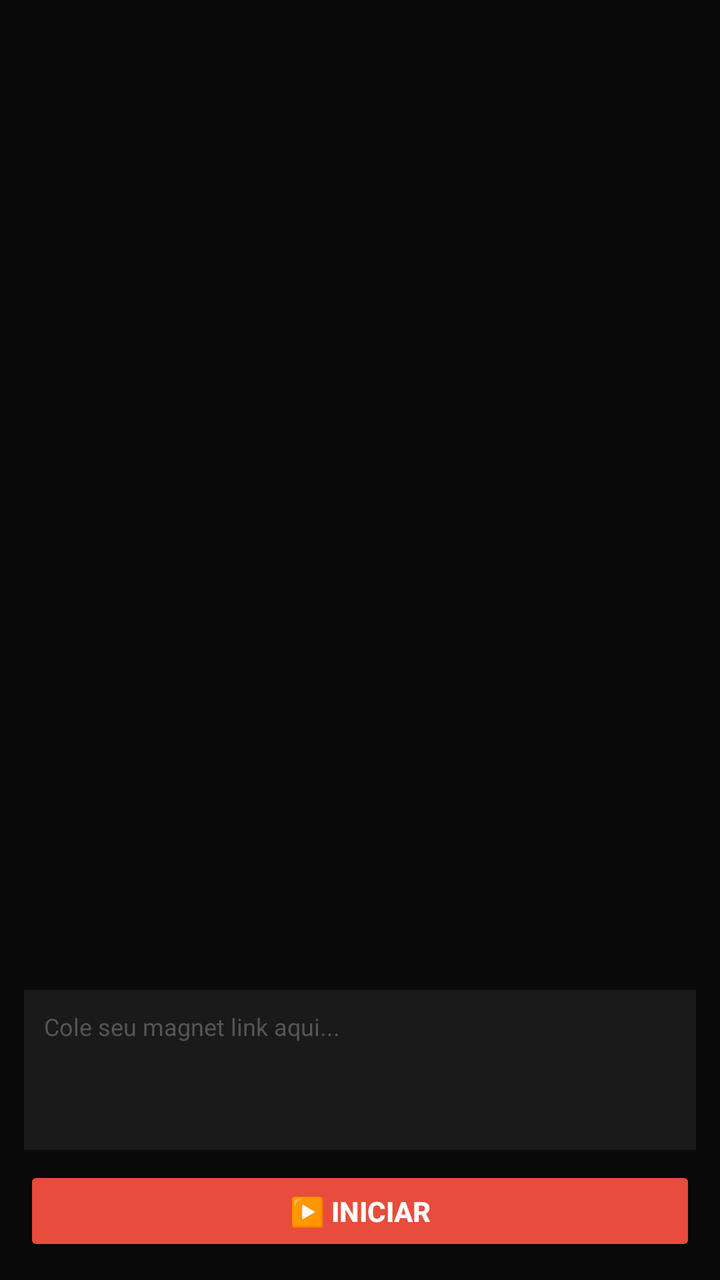
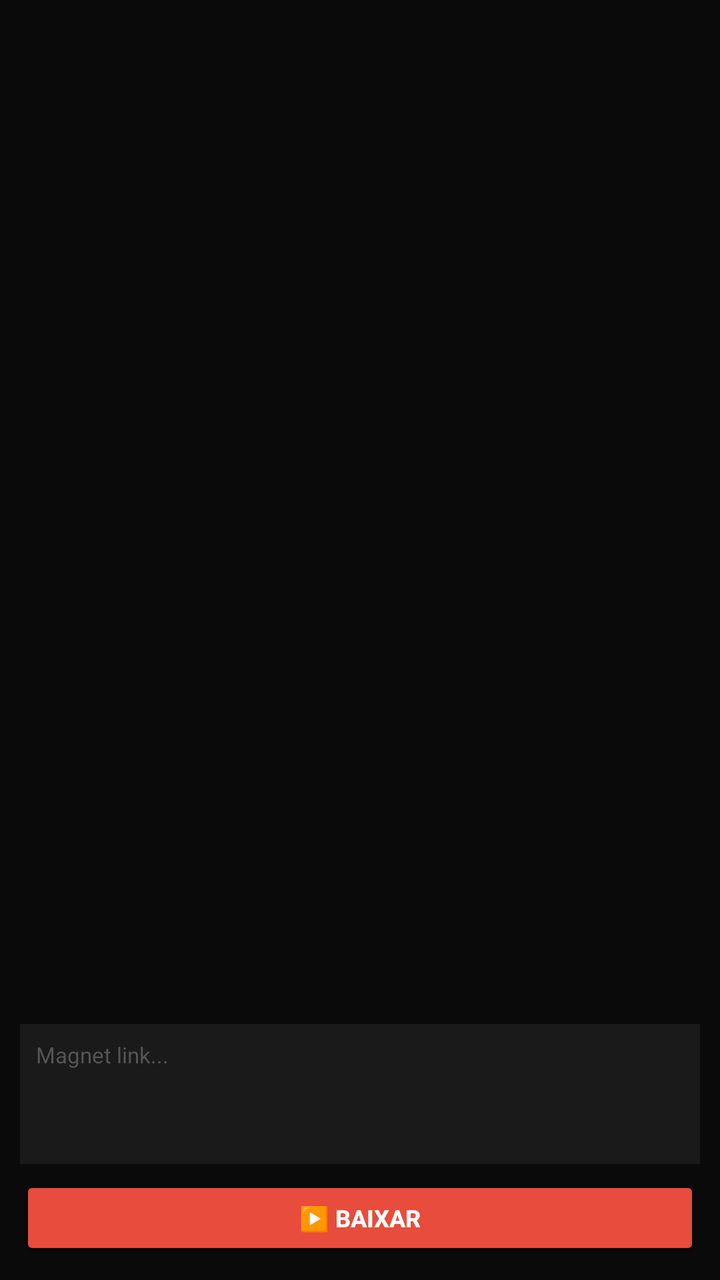

The first picture is an Android layout as it rendered before a commit; the second is the same layout after the commit. The layout source and the unified diff follow.
<!-- AndroidManifest.xml: application theme Theme.AppCompat.NoActionBar -->
<!-- res/layout/activity_main.xml -->
<?xml version="1.0" encoding="utf-8"?>
<FrameLayout xmlns:android="http://schemas.android.com/apk/res/android"
    android:layout_width="match_parent"
    android:layout_height="match_parent"
    android:background="#0a0a0a">
    
    <VideoView
        android:id="@+id/video_view"
        android:layout_width="match_parent"
        android:layout_height="match_parent"
        android:visibility="gone" />
    
    <ScrollView
        android:id="@+id/log_scroll"
        android:layout_width="match_parent"
        android:layout_height="match_parent"
        android:padding="12dp">
        
        <TextView
            android:id="@+id/log_text"
            android:layout_width="match_parent"
            android:layout_height="wrap_content"
            android:textColor="#4ecb71"
            android:textSize="10sp"
            android:fontFamily="monospace" />
    </ScrollView>
    
    <LinearLayout
        android:id="@+id/control_panel"
        android:layout_width="match_parent"
        android:layout_height="wrap_content"
        android:layout_gravity="bottom"
        android:orientation="vertical"
        android:padding="12dp"
        android:background="#cc0a0a0a">
        
        <EditText
            android:id="@+id/magnet_input"
            android:layout_width="match_parent"
            android:layout_height="80dp"
            android:background="#1a1a1a"
            android:gravity="top"
            android:hint="Cole seu magnet link aqui..."
            android:textColorHint="#555"
            android:inputType="textMultiLine"
            android:padding="10dp"
            android:textColor="#fff"
            android:textSize="12sp" />
        
        <LinearLayout
            android:layout_width="match_parent"
            android:layout_height="wrap_content"
            android:orientation="horizontal"
            android:layout_marginTop="8dp">
            
            <Button
                android:id="@+id/btn_play"
                android:layout_width="0dp"
                android:layout_height="45dp"
                android:layout_weight="1"
                android:backgroundTint="#e74c3c"
                android:text="▶️ INICIAR"
                android:textColor="#fff"
                android:textStyle="bold" />
            
            <Button
                android:id="@+id/btn_stop"
                android:layout_width="0dp"
                android:layout_height="45dp"
                android:layout_weight="1"
                android:layout_marginStart="6dp"
                android:backgroundTint="#555"
                android:text="⏹️ PARAR"
                android:textColor="#fff"
                android:textStyle="bold"
                android:visibility="gone" />
        </LinearLayout>
        
        <ProgressBar
            android:id="@+id/buffer_bar"
            style="?android:attr/progressBarStyleHorizontal"
            android:layout_width="match_parent"
            android:layout_height="5dp"
            android:layout_marginTop="8dp"
            android:progressTint="#e74c3c"
            android:visibility="gone" />
        
        <LinearLayout
            android:id="@+id/stats_row"
            android:layout_width="match_parent"
            android:layout_height="wrap_content"
            android:layout_marginTop="8dp"
            android:orientation="horizontal"
            android:visibility="gone">
            
            <LinearLayout
                android:layout_width="0dp"
                android:layout_height="wrap_content"
                android:layout_weight="1"
                android:gravity="center"
                android:orientation="vertical"
                android:background="#1a1a1a"
                android:padding="6dp"
                android:layout_marginLeft="2dp"
                android:layout_marginRight="2dp">
                <TextView android:id="@+id/stat_progress" android:layout_width="wrap_content" android:layout_height="wrap_content" android:text="0%" android:textColor="#e74c3c" android:textSize="14sp" android:textStyle="bold" />
                <TextView android:layout_width="wrap_content" android:layout_height="wrap_content" android:text="Progresso" android:textColor="#888" android:textSize="9sp" />
            </LinearLayout>
            
            <LinearLayout
                android:layout_width="0dp"
                android:layout_height="wrap_content"
                android:layout_weight="1"
                android:gravity="center"
                android:orientation="vertical"
                android:background="#1a1a1a"
                android:padding="6dp"
                android:layout_marginLeft="2dp"
                android:layout_marginRight="2dp">
                <TextView android:id="@+id/stat_speed" android:layout_width="wrap_content" android:layout_height="wrap_content" android:text="0 KB/s" android:textColor="#e74c3c" android:textSize="14sp" android:textStyle="bold" />
                <TextView android:layout_width="wrap_content" android:layout_height="wrap_content" android:text="Velocidade" android:textColor="#888" android:textSize="9sp" />
            </LinearLayout>
            
            <LinearLayout
                android:layout_width="0dp"
                android:layout_height="wrap_content"
                android:layout_weight="1"
                android:gravity="center"
                android:orientation="vertical"
                android:background="#1a1a1a"
                android:padding="6dp"
                android:layout_marginLeft="2dp"
                android:layout_marginRight="2dp">
                <TextView android:id="@+id/stat_peers" android:layout_width="wrap_content" android:layout_height="wrap_content" android:text="0" android:textColor="#e74c3c" android:textSize="14sp" android:textStyle="bold" />
                <TextView android:layout_width="wrap_content" android:layout_height="wrap_content" android:text="Peers UDP" android:textColor="#888" android:textSize="9sp" />
            </LinearLayout>
        </LinearLayout>
    </LinearLayout>
    
</FrameLayout>
<!-- resources referenced by this layout -->
<resources>

</resources>

<!-- the commit's change to res/layout/activity_main.xml (unified diff, before → after) -->
@@ -1,27 +1,23 @@
 <?xml version="1.0" encoding="utf-8"?>
-<FrameLayout xmlns:android="http://schemas.android.com/apk/res/android"
+<LinearLayout xmlns:android="http://schemas.android.com/apk/res/android"
     android:layout_width="match_parent"
     android:layout_height="match_parent"
+    android:orientation="vertical"
     android:background="#0a0a0a">
-    
-    <VideoView
-        android:id="@+id/video_view"
-        android:layout_width="match_parent"
-        android:layout_height="match_parent"
-        android:visibility="gone" />
     
     <ScrollView
         android:id="@+id/log_scroll"
         android:layout_width="match_parent"
-        android:layout_height="match_parent"
-        android:padding="12dp">
+        android:layout_height="0dp"
+        android:layout_weight="1"
+        android:padding="8dp">
         
         <TextView
             android:id="@+id/log_text"
             android:layout_width="match_parent"
             android:layout_height="wrap_content"
             android:textColor="#4ecb71"
-            android:textSize="10sp"
+            android:textSize="9sp"
             android:fontFamily="monospace" />
     </ScrollView>
     
@@ -29,50 +25,64 @@
         android:id="@+id/control_panel"
         android:layout_width="match_parent"
         android:layout_height="wrap_content"
-        android:layout_gravity="bottom"
         android:orientation="vertical"
-        android:padding="12dp"
+        android:padding="10dp"
         android:background="#cc0a0a0a">
         
         <EditText
             android:id="@+id/magnet_input"
             android:layout_width="match_parent"
-            android:layout_height="80dp"
+            android:layout_height="70dp"
             android:background="#1a1a1a"
             android:gravity="top"
-            android:hint="Cole seu magnet link aqui..."
+            android:hint="Magnet link..."
             android:textColorHint="#555"
             android:inputType="textMultiLine"
-            android:padding="10dp"
+            android:padding="8dp"
             android:textColor="#fff"
-            android:textSize="12sp" />
+            android:textSize="11sp" />
         
         <LinearLayout
             android:layout_width="match_parent"
             android:layout_height="wrap_content"
             android:orientation="horizontal"
-            android:layout_marginTop="8dp">
+            android:layout_marginTop="6dp">
             
             <Button
                 android:id="@+id/btn_play"
                 android:layout_width="0dp"
-                android:layout_height="45dp"
+                android:layout_height="42dp"
                 android:layout_weight="1"
                 android:backgroundTint="#e74c3c"
-                android:text="▶️ INICIAR"
+                android:text="▶️ BAIXAR"
                 android:textColor="#fff"
-                android:textStyle="bold" />
+                android:textStyle="bold"
+                android:textSize="12sp" />
+            
+            <Button
+                android:id="@+id/btn_watch"
+                android:layout_width="0dp"
+                android:layout_height="42dp"
+                android:layout_weight="1"
+                android:layout_marginStart="4dp"
+                android:backgroundTint="#4ecb71"
+                android:text="🎬 ASSISTIR"
+                android:textColor="#000"
+                android:textStyle="bold"
+                android:textSize="12sp"
+                android:visibility="gone" />
             
             <Button
                 android:id="@+id/btn_stop"
                 android:layout_width="0dp"
-                android:layout_height="45dp"
+                android:layout_height="42dp"
                 android:layout_weight="1"
-                android:layout_marginStart="6dp"
+                android:layout_marginStart="4dp"
                 android:backgroundTint="#555"
                 android:text="⏹️ PARAR"
                 android:textColor="#fff"
                 android:textStyle="bold"
+                android:textSize="12sp"
                 android:visibility="gone" />
         </LinearLayout>
         
@@ -80,8 +90,8 @@
             android:id="@+id/buffer_bar"
             style="?android:attr/progressBarStyleHorizontal"
             android:layout_width="match_parent"
-            android:layout_height="5dp"
-            android:layout_marginTop="8dp"
+            android:layout_height="4dp"
+            android:layout_marginTop="6dp"
             android:progressTint="#e74c3c"
             android:visibility="gone" />
         
@@ -89,7 +99,7 @@
             android:id="@+id/stats_row"
             android:layout_width="match_parent"
             android:layout_height="wrap_content"
-            android:layout_marginTop="8dp"
+            android:layout_marginTop="6dp"
             android:orientation="horizontal"
             android:visibility="gone">
             
@@ -100,11 +110,11 @@
                 android:gravity="center"
                 android:orientation="vertical"
                 android:background="#1a1a1a"
-                android:padding="6dp"
-                android:layout_marginLeft="2dp"
-                android:layout_marginRight="2dp">
-                <TextView android:id="@+id/stat_progress" android:layout_width="wrap_content" android:layout_height="wrap_content" android:text="0%" android:textColor="#e74c3c" android:textSize="14sp" android:textStyle="bold" />
-                <TextView android:layout_width="wrap_content" android:layout_height="wrap_content" android:text="Progresso" android:textColor="#888" android:textSize="9sp" />
+                android:padding="5dp"
+                android:layout_marginLeft="1dp"
+                android:layout_marginRight="1dp">
+                <TextView android:id="@+id/stat_progress" android:layout_width="wrap_content" android:layout_height="wrap_content" android:text="0%" android:textColor="#e74c3c" android:textSize="13sp" android:textStyle="bold" />
+                <TextView android:layout_width="wrap_content" android:layout_height="wrap_content" android:text="Prog" android:textColor="#888" android:textSize="8sp" />
             </LinearLayout>
             
             <LinearLayout
@@ -114,11 +124,11 @@
                 android:gravity="center"
                 android:orientation="vertical"
                 android:background="#1a1a1a"
-                android:padding="6dp"
-                android:layout_marginLeft="2dp"
-                android:layout_marginRight="2dp">
-                <TextView android:id="@+id/stat_speed" android:layout_width="wrap_content" android:layout_height="wrap_content" android:text="0 KB/s" android:textColor="#e74c3c" android:textSize="14sp" android:textStyle="bold" />
-                <TextView android:layout_width="wrap_content" android:layout_height="wrap_content" android:text="Velocidade" android:textColor="#888" android:textSize="9sp" />
+                android:padding="5dp"
+                android:layout_marginLeft="1dp"
+                android:layout_marginRight="1dp">
+                <TextView android:id="@+id/stat_speed" android:layout_width="wrap_content" android:layout_height="wrap_content" android:text="0" android:textColor="#e74c3c" android:textSize="13sp" android:textStyle="bold" />
+                <TextView android:layout_width="wrap_content" android:layout_height="wrap_content" android:text="Speed" android:textColor="#888" android:textSize="8sp" />
             </LinearLayout>
             
             <LinearLayout
@@ -128,13 +138,13 @@
                 android:gravity="center"
                 android:orientation="vertical"
                 android:background="#1a1a1a"
-                android:padding="6dp"
-                android:layout_marginLeft="2dp"
-                android:layout_marginRight="2dp">
-                <TextView android:id="@+id/stat_peers" android:layout_width="wrap_content" android:layout_height="wrap_content" android:text="0" android:textColor="#e74c3c" android:textSize="14sp" android:textStyle="bold" />
-                <TextView android:layout_width="wrap_content" android:layout_height="wrap_content" android:text="Peers UDP" android:textColor="#888" android:textSize="9sp" />
+                android:padding="5dp"
+                android:layout_marginLeft="1dp"
+                android:layout_marginRight="1dp">
+                <TextView android:id="@+id/stat_peers" android:layout_width="wrap_content" android:layout_height="wrap_content" android:text="0" android:textColor="#e74c3c" android:textSize="13sp" android:textStyle="bold" />
+                <TextView android:layout_width="wrap_content" android:layout_height="wrap_content" android:text="Peers" android:textColor="#888" android:textSize="8sp" />
             </LinearLayout>
         </LinearLayout>
     </LinearLayout>
     
-</FrameLayout>
+</LinearLayout>
